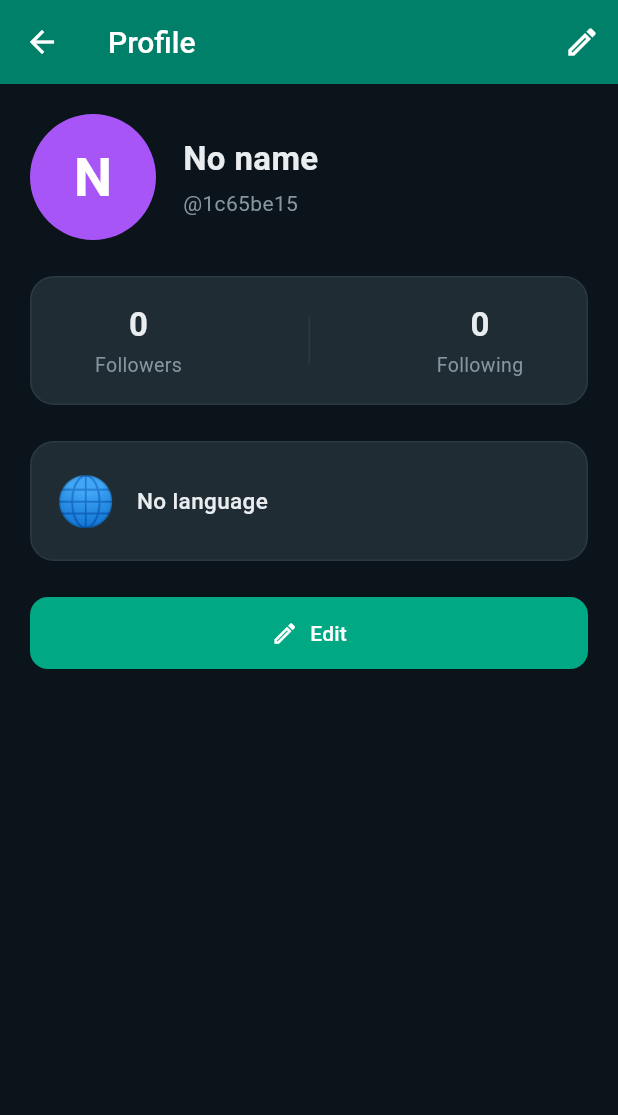
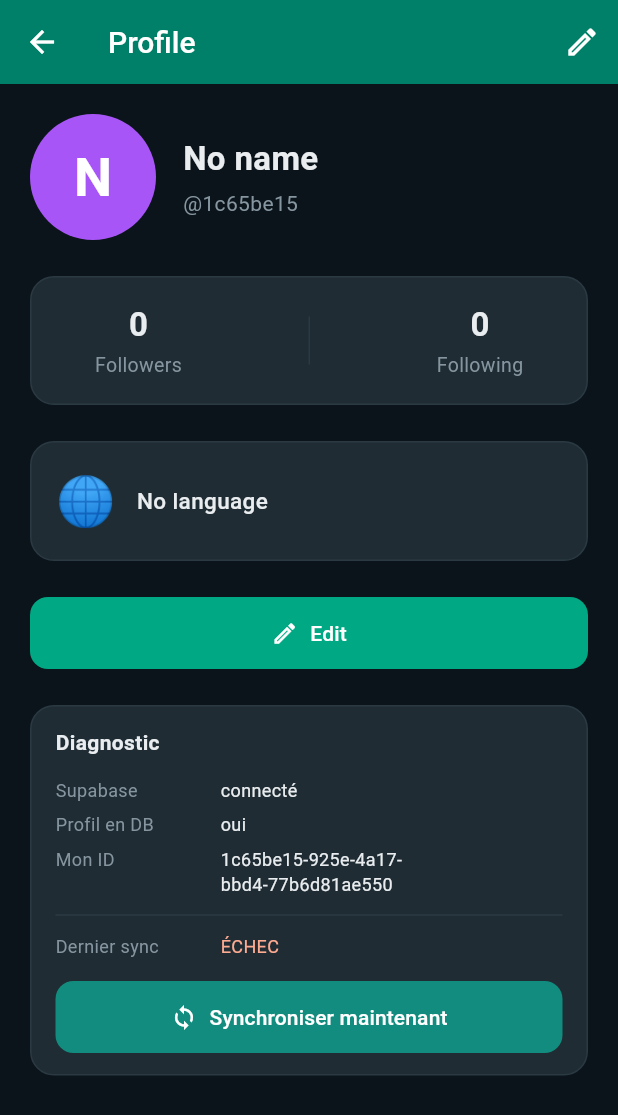
Before and after one commit to djeffarhaouanouh-svg/translate, a Flutter app: the ProfileScreen screen opened directly, on a phone screen of 412 x 824 dp. Shown: the top 1115 px of the screen. Run offline on Flutter 3.47's test engine with Material 3 defaults, Android fonts, the phone set to English and light mode, and no system bars; our stand-ins replace permission_handler, shared_preferences, supabase_flutter; missing offline and left inert: flutter_webrtc, livekit_client; accounts and stored records are empty.

Commit message:
feat(profile): visible Supabase sync diagnostics
When the profile fails to land in the public.profiles table, users
currently have no visible signal — the upsert error was being swallowed
by debugPrint and the search just returned zero results. This adds:

- ProfileApi.lastSync (ProfileSyncStatus) captures the outcome of the
  most recent upsertMyProfile call (ok / error message / timestamp).
- ProfileScreen renders a Diagnostic card showing whether Supabase is
  connected, whether the user's row is in the DB, the device id, and
  the last sync result with the verbatim error if any.
- A "Synchroniser maintenant" button re-runs the upsert on demand so
  the user can copy the exact server error.

This is debug surface; once friend search works reliably it can be
collapsed behind a long-press or removed.

Co-Authored-By: Claude Opus 4.7 (1M context) <noreply@anthropic.com>

```diff
--- a/lib/screens/profile_screen.dart
+++ b/lib/screens/profile_screen.dart
@@ -75,6 +75,21 @@ class _ProfileScreenState extends State<ProfileScreen> with WidgetsBindingObserv
         ),
       ),
     );
+    await _reload();
+  }
+
+  Future<void> _manualSync() async {
+    if (!mounted) return;
+    setState(() => _loading = true);
+    final deviceId = await DeviceId.getOrCreate();
+    final local = await UserPrefs.loadProfile();
+    if (local != null && local.firstName.isNotEmpty) {
+      await ProfileApi.upsertMyProfile(
+        deviceId: deviceId,
+        displayName: local.firstName,
+        language: local.sourceLang,
+      );
+    }
     await _reload();
   }
 
@@ -190,8 +205,144 @@ class _ProfileScreenState extends State<ProfileScreen> with WidgetsBindingObserv
                       padding: const EdgeInsets.symmetric(vertical: 14),
                     ),
                   ),
+                  const SizedBox(height: 24),
+                  _DiagnosticsCard(
+                    deviceId: _deviceId,
+                    remoteFound: _remote != null,
+                    onSync: _manualSync,
+                  ),
                 ],
               ),
+      ),
+    );
+  }
+}
+
+class _DiagnosticsCard extends StatelessWidget {
+  const _DiagnosticsCard({
+    required this.deviceId,
+    required this.remoteFound,
+    required this.onSync,
+  });
+
+  final String deviceId;
+  final bool remoteFound;
+  final VoidCallback onSync;
+
+  @override
+  Widget build(BuildContext context) {
+    final supabaseReady = isSupabaseReady;
+    final sync = ProfileApi.lastSync;
+
+    return Container(
+      decoration: BoxDecoration(
+        color: WhatsAppCallTheme.bar,
+        borderRadius: BorderRadius.circular(16),
+        border: Border.all(color: const Color(0xFF2A3942)),
+      ),
+      padding: const EdgeInsets.fromLTRB(16, 14, 16, 14),
+      child: Column(
+        crossAxisAlignment: CrossAxisAlignment.stretch,
+        children: [
+          const Text(
+            'Diagnostic',
+            style: TextStyle(
+              color: WhatsAppCallTheme.strongText,
+              fontWeight: FontWeight.w600,
+              fontSize: 14,
+            ),
+          ),
+          const SizedBox(height: 10),
+          _DiagRow(
+            label: 'Supabase',
+            value: supabaseReady ? 'connecté' : 'NON connecté',
+            ok: supabaseReady,
+          ),
+          _DiagRow(
+            label: 'Profil en DB',
+            value: remoteFound ? 'oui' : 'non',
+            ok: remoteFound,
+          ),
+          _DiagRow(
+            label: 'Mon ID',
+            value: deviceId.isEmpty ? '—' : deviceId,
+            ok: deviceId.isNotEmpty,
+            wrap: true,
+          ),
+          if (sync != null) ...[
+            const Divider(height: 18, color: Color(0xFF2A3942)),
+            _DiagRow(
+              label: 'Dernier sync',
+              value: sync.ok ? 'OK' : 'ÉCHEC',
+              ok: sync.ok,
+            ),
+            if (sync.error != null && sync.error!.isNotEmpty) ...[
+              const SizedBox(height: 6),
+              SelectableText(
+                sync.error!,
+                style: const TextStyle(
+                  color: Color(0xFFFFAB91),
+                  fontSize: 11,
+                  height: 1.35,
+                ),
+              ),
+            ],
+          ],
+          const SizedBox(height: 12),
+          FilledButton.icon(
+            onPressed: onSync,
+            icon: const Icon(Icons.sync, size: 18),
+            label: const Text('Synchroniser maintenant'),
+            style: FilledButton.styleFrom(
+              backgroundColor: WhatsAppCallTheme.accentMuted,
+              foregroundColor: Colors.white,
+              padding: const EdgeInsets.symmetric(vertical: 12),
+            ),
+          ),
+        ],
+      ),
+    );
+  }
+}
+
+class _DiagRow extends StatelessWidget {
+  const _DiagRow({
+    required this.label,
+    required this.value,
+    required this.ok,
+    this.wrap = false,
+  });
+
+  final String label;
+  final String value;
+  final bool ok;
+  final bool wrap;
+
+  @override
+  Widget build(BuildContext context) {
+    final valueWidget = SelectableText(
+      value,
+      maxLines: wrap ? null : 1,
+      style: TextStyle(
+        color: ok ? WhatsAppCallTheme.strongText : const Color(0xFFFFAB91),
+        fontSize: 12,
+        fontFeatures: const [FontFeature.tabularFigures()],
+      ),
+    );
+    return Padding(
+      padding: const EdgeInsets.symmetric(vertical: 3),
+      child: Row(
+        crossAxisAlignment: CrossAxisAlignment.start,
+        children: [
+          SizedBox(
+            width: 110,
+            child: Text(
+              label,
+              style: const TextStyle(color: WhatsAppCallTheme.subtleText, fontSize: 12),
+            ),
+          ),
+          Expanded(child: valueWidget),
+        ],
       ),
     );
   }
--- a/lib/services/profile_api.dart
+++ b/lib/services/profile_api.dart
@@ -34,8 +34,25 @@ class RemoteProfile {
 
 /// Supabase `profiles` table. Mirror of the local UserPrefs profile so that
 /// other users can discover each other by display name.
+/// Result of the most recent [ProfileApi.upsertMyProfile] call. Surfaced in
+/// the Profile screen so users can see whether their row actually reached
+/// Supabase, and what the failure was if it did not.
+class ProfileSyncStatus {
+  ProfileSyncStatus({
+    required this.attemptedAt,
+    required this.ok,
+    this.error,
+  });
+  final DateTime attemptedAt;
+  final bool ok;
+  final String? error;
+}
+
 abstract final class ProfileApi {
   static SupabaseClient get _c => Supabase.instance.client;
+
+  /// Most recent upsert outcome — null before the first attempt.
+  static ProfileSyncStatus? lastSync;
 
   /// Build a deterministic handle from the user's display name + device id
   /// so it stays stable across edits but is unique per install.
@@ -66,18 +83,32 @@ abstract final class ProfileApi {
   }
 
   /// Write-through: insert or update my profile row keyed by [deviceId].
-  /// Safe to call repeatedly — uses upsert on the primary key.
-  /// No-ops (and logs) if Supabase is not configured.
+  /// Safe to call repeatedly — uses upsert on the primary key. Records the
+  /// outcome in [lastSync] so the Profile screen can surface failures.
   static Future<void> upsertMyProfile({
     required String deviceId,
     required String displayName,
     required String language,
   }) async {
+    final now = DateTime.now();
     if (!isSupabaseReady) {
+      lastSync = ProfileSyncStatus(
+        attemptedAt: now,
+        ok: false,
+        error: 'Supabase client not initialized (missing SUPABASE_URL / '
+            'SUPABASE_PUBLISHABLE_KEY at build time).',
+      );
       debugPrint('ProfileApi.upsertMyProfile: Supabase not ready, skipping');
       return;
     }
-    if (deviceId.isEmpty || displayName.isEmpty) return;
+    if (deviceId.isEmpty || displayName.isEmpty) {
+      lastSync = ProfileSyncStatus(
+        attemptedAt: now,
+        ok: false,
+        error: 'Empty deviceId or displayName.',
+      );
+      return;
+    }
     try {
       await _c.from('profiles').upsert({
         'id': deviceId,
@@ -87,7 +118,13 @@ abstract final class ProfileApi {
         'avatar_color': _deriveAvatarColor(displayName + deviceId),
         'updated_at': DateTime.now().toUtc().toIso8601String(),
       }, onConflict: 'id');
+      lastSync = ProfileSyncStatus(attemptedAt: now, ok: true);
     } catch (e) {
+      lastSync = ProfileSyncStatus(
+        attemptedAt: now,
+        ok: false,
+        error: e.toString(),
+      );
       debugPrint('ProfileApi.upsertMyProfile failed: $e');
     }
   }
```
